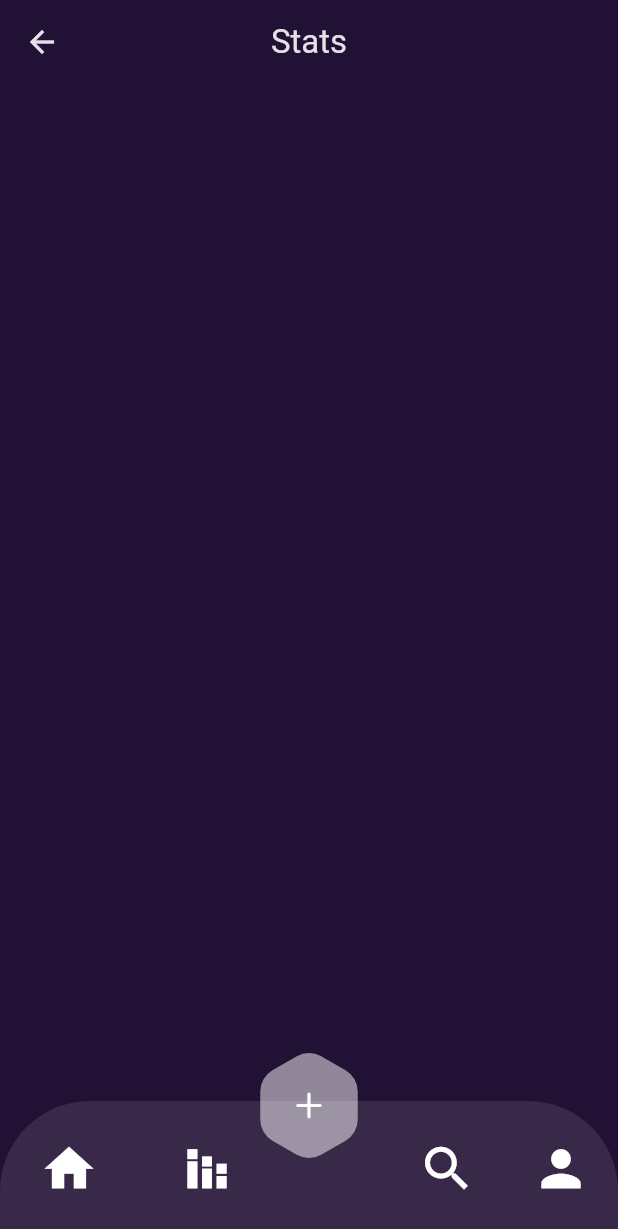
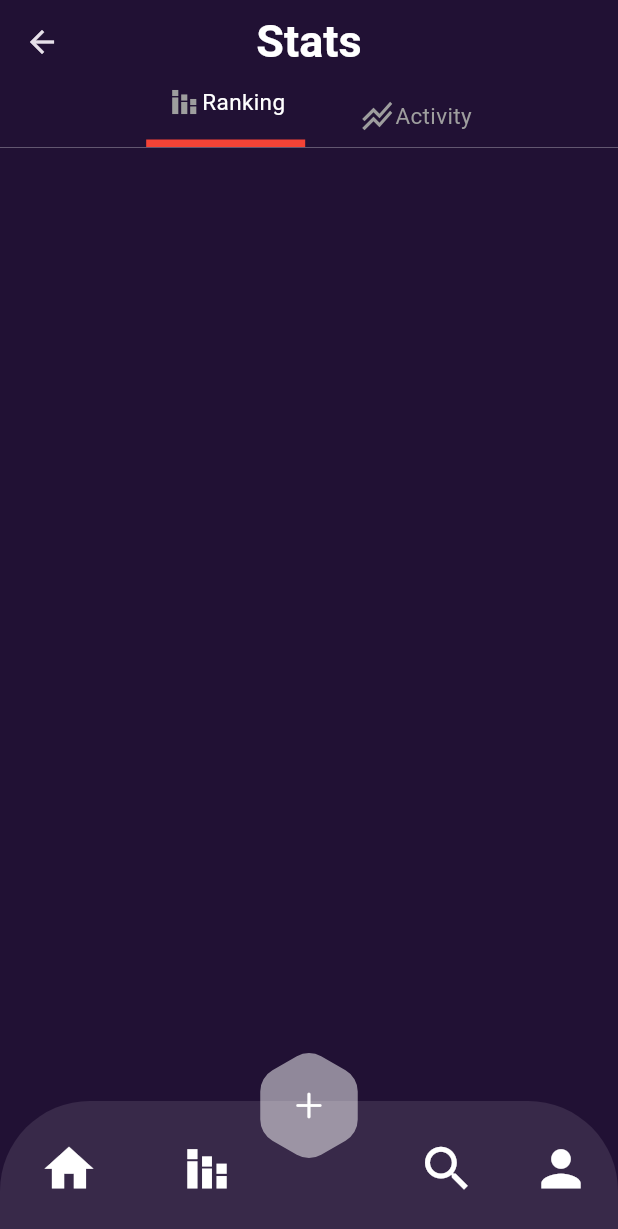
Before and after one commit to Ahmed-elsaid-AEA/mini_flutter_nft_marketplace, a Flutter app: the HomeScreen screen opened by its route, after a tap on the "stacked bar chart" icon, on a phone screen of 412 x 824 dp. Shown: the top 1229 px of the screen. Run offline on Flutter 3.47's test engine with Material 3 defaults, Android fonts, the phone set to English and light mode, and no system bars.

Commit message:
design state page part 4  make container of ranking and activity

```diff
--- a/lib/core/resourses/font_managers.dart
+++ b/lib/core/resourses/font_managers.dart
@@ -5,6 +5,7 @@ class FontSize{
 
   static const double f10= 10;
   static const double f11= 11;
+  static const double f15= 15;
   static const double f17= 17;
   static const double f18= 18;
   static const double f19_82= 19.82;
--- a/lib/core/resourses/size_manager.dart
+++ b/lib/core/resourses/size_manager.dart
@@ -51,5 +51,7 @@ class PositionedValues{
   static const double po = 0;
 }
 class SizeValues{
+  static const double s18 = 18;
+  static const double s30 = 30;
   static const double s39 = 39;
 }
--- a/lib/features/home/screens/home_screen.dart
+++ b/lib/features/home/screens/home_screen.dart
@@ -1,6 +1,7 @@
-
 import 'package:flutter/material.dart';
 import 'package:mini_flutter_nft_marketplace/core/resourses/color_manager.dart';
+import 'package:mini_flutter_nft_marketplace/core/resourses/font_managers.dart';
+import 'package:mini_flutter_nft_marketplace/core/resourses/size_manager.dart';
 import 'package:mini_flutter_nft_marketplace/core/resourses/strings_managers.dart';
 import 'package:mini_flutter_nft_marketplace/features/home/screens/home_page.dart';
 import 'package:mini_flutter_nft_marketplace/features/home/widgets/custom_bottom_navigation_bar.dart';
@@ -14,31 +15,33 @@ class HomeScreen extends StatefulWidget {
 }
 
 class _HomeScreenState extends State<HomeScreen> {
-int index=0;
-List <Widget> w=[HomePage(),StatePage()];
+  int index = 0;
+  List<Widget> w = [HomePage(), StatePage()];
+
   @override
   Widget build(BuildContext context) {
-    double widthScreen=MediaQuery.of(context).size.width;
+    double widthScreen = MediaQuery.of(context).size.width;
     return Scaffold(
       extendBody: true,
-      bottomNavigationBar:CustomBottomNavigationBar(
-        onPressedHome: () {
-          index=0;
-          setState(() {
-
-          });
-        },
-        onPressedStats: () {
-          index=1;
-          setState(() {
-
-          });
-        },
+      bottomNavigationBar: CustomBottomNavigationBar(
+          onPressedHome: () {
+            index = 0;
+            setState(() {});
+          },
+          onPressedStats: () {
+            index = 1;
+            setState(() {});
+          },
           widthScreen: widthScreen),
       body: w[index],
-      appBar:   AppBar(
+      appBar: AppBar(
         centerTitle: true,
-        title:   Text(index==0?StringsManager.titleHomePage:StringsManager.stats),
+        title: Text(
+            style: const TextStyle(
+                color: ColorManager.kColorWhite,
+                fontWeight: FontWeight.bold,
+                fontSize: SizeValues.s30),
+            index == 0 ? StringsManager.titleHomePage : StringsManager.stats),
         backgroundColor: Colors.transparent,
       ),
       backgroundColor: ColorManager.kColorPrimary,
--- a/lib/features/state/screens/state_page.dart
+++ b/lib/features/state/screens/state_page.dart
@@ -1,11 +1,57 @@
 import 'package:flutter/material.dart';
 import 'package:mini_flutter_nft_marketplace/core/resourses/color_manager.dart';
+import 'package:mini_flutter_nft_marketplace/core/resourses/font_managers.dart';
 
 class StatePage extends StatelessWidget {
   const StatePage({super.key});
 
   @override
   Widget build(BuildContext context) {
-    return   Container();
+    return Column(
+      children: [
+        Row(
+          mainAxisAlignment: MainAxisAlignment.center,
+          children: [
+            Column(
+              children: [
+                Row(
+                  children: [
+                    Icon(
+                      Icons.stacked_bar_chart,
+                      color: Colors.grey,
+                    ),
+                    Text(
+                      "Ranking",
+                      style: TextStyle(
+                          fontSize: FontSize.f15, color: ColorManager.kColorWhite),
+                    )
+                  ],
+                ),
+                SizedBox(height: 13,),
+                Container(color: Colors.red,width: 106,height: 5,)
+              ],
+            ),
+            SizedBox(
+              width: 36,
+            ),
+            Row(
+              children: [
+                Icon(
+                  Icons.stacked_line_chart,
+                  color: Colors.grey,
+                ),
+                Text(
+                  "Activity",
+                  style: TextStyle(
+                      fontSize: FontSize.f15, color: Colors.grey),
+                )
+              ],
+            ),
+             ],
+        ),
+        Divider(color: ColorManager.kColorWhite,thickness: .2 ,height: 1,)
+
+      ],
+    );
   }
 }
```
